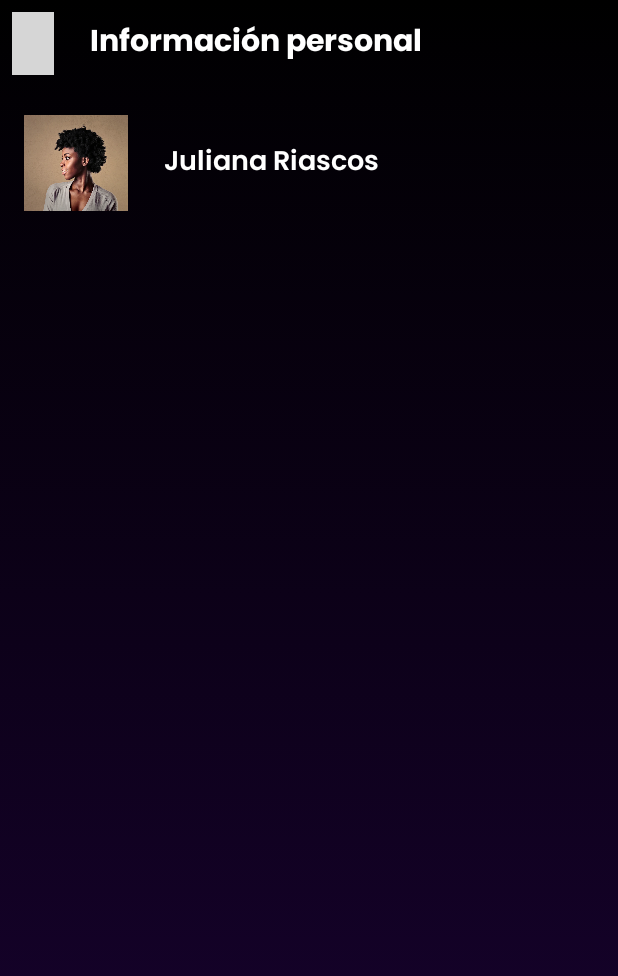
After one commit to foltrest2/RiseUp_Users, an Android app: the layout activity_config_profile_info.xml on its own in the app's theme, with its tools: preview values and no code run, on a phone screen of 412 x 824 dp. The commit adds this screen. Shown: the top 976 px of the screen. Run offline under Robolectric (Android 15) with nearby library versions, the light colour scheme and no system bars; grey boxes are pictures that could not be loaded.

Commit message:
config activity front ok

```diff
--- a/app/src/main/AndroidManifest.xml
+++ b/app/src/main/AndroidManifest.xml
@@ -13,7 +13,12 @@
         android:supportsRtl="true"
         android:theme="@style/Theme.RiseUp_Users"
         tools:targetApi="31">
-
+        <activity
+            android:name=".ConfigProfileInfoActivity"
+            android:exported="false" />
+        <activity
+            android:name=".ProfileInfoActivity"
+            android:exported="false" />
         <!--
         <activity
             android:name=".view.ConfigurationActivity"
@@ -30,14 +35,10 @@
             </intent-filter>
         </activity>
         -->
-
         <activity
             android:name=".view.MainActivity"
             android:exported="false" />
-
-
         <activity
-
             android:name=".view.ConfigurationActivity"
             android:exported="true">
             <intent-filter>
--- /dev/null
+++ b/app/src/main/java/com/riseup/riseup_users/view/ConfigProfileInfoActivity.kt
@@ -0,0 +1,11 @@
+package com.riseup.riseup_users.view
+
+import androidx.appcompat.app.AppCompatActivity
+import android.os.Bundle
+
+class ConfigProfileInfoActivity : AppCompatActivity() {
+    override fun onCreate(savedInstanceState: Bundle?) {
+        super.onCreate(savedInstanceState)
+        setContentView(R.layout.activity_config_profile_info)
+    }
+}
--- /dev/null
+++ b/app/src/main/java/com/riseup/riseup_users/viewmodel/ConfigProfileInfoViewModel.kt
@@ -0,0 +1,4 @@
+package com.riseup.riseup_users.viewmodel
+
+class ConfigProfileInfoViewModel {
+}
--- /dev/null
+++ b/app/src/main/res/layout/activity_config_profile_info.xml
@@ -0,0 +1,76 @@
+<?xml version="1.0" encoding="utf-8"?>
+<androidx.constraintlayout.widget.ConstraintLayout xmlns:android="http://schemas.android.com/apk/res/android"
+    xmlns:app="http://schemas.android.com/apk/res-auto"
+    xmlns:tools="http://schemas.android.com/tools"
+    android:layout_width="match_parent"
+    android:layout_height="match_parent"
+    android:background="@drawable/linear_gradient_background"
+    tools:context=".view.ConfigProfileInfoActivity">
+
+    <androidx.constraintlayout.widget.ConstraintLayout
+        android:id="@+id/constraintLayout4"
+        android:layout_width="match_parent"
+        android:layout_height="42dp"
+        android:layout_marginTop="8dp"
+        app:layout_constraintEnd_toEndOf="parent"
+        app:layout_constraintStart_toStartOf="parent"
+        app:layout_constraintTop_toTopOf="parent">
+
+        <ImageButton
+            android:id="@+id/imageButton2"
+            style="@style/BackArrowButton"
+            android:layout_width="28dp"
+            android:layout_height="0dp"
+            android:layout_marginStart="8dp"
+            app:layout_constraintBottom_toBottomOf="parent"
+            app:layout_constraintStart_toStartOf="parent"
+            app:layout_constraintTop_toTopOf="parent"
+            app:layout_constraintVertical_bias="0.0"
+            app:srcCompat="@drawable/arrowback" />
+
+        <TextView
+            android:id="@+id/textView"
+            style="@style/PoppinsBold_20"
+            android:layout_width="0dp"
+            android:layout_height="0dp"
+            android:layout_marginStart="24dp"
+            android:text="@string/infoPersonal"
+            app:layout_constraintBottom_toBottomOf="@+id/imageButton2"
+            app:layout_constraintEnd_toEndOf="parent"
+            app:layout_constraintStart_toEndOf="@+id/imageButton2"
+            app:layout_constraintTop_toTopOf="@+id/imageButton2" />
+
+    </androidx.constraintlayout.widget.ConstraintLayout>
+
+    <androidx.constraintlayout.widget.ConstraintLayout
+        android:layout_width="0dp"
+        android:layout_height="wrap_content"
+        android:layout_marginTop="24dp"
+        app:layout_constraintEnd_toEndOf="parent"
+        app:layout_constraintStart_toStartOf="parent"
+        app:layout_constraintTop_toBottomOf="@+id/constraintLayout4">
+
+        <ImageView
+            android:id="@+id/imageView9"
+            android:layout_width="69dp"
+            android:layout_height="69dp"
+            android:layout_marginStart="16dp"
+            app:layout_constraintBottom_toBottomOf="parent"
+            app:layout_constraintStart_toStartOf="parent"
+            app:layout_constraintTop_toTopOf="parent"
+            app:srcCompat="@drawable/juliana2" />
+
+        <TextView
+            android:id="@+id/textView16"
+            style="@style/PoppinsSemiBold_18"
+            android:layout_width="0dp"
+            android:layout_height="wrap_content"
+            android:layout_marginStart="24dp"
+            android:text="@string/Juliana"
+            app:layout_constraintBottom_toBottomOf="@+id/imageView9"
+            app:layout_constraintEnd_toEndOf="parent"
+            app:layout_constraintStart_toEndOf="@+id/imageView9"
+            app:layout_constraintTop_toTopOf="@+id/imageView9" />
+    </androidx.constraintlayout.widget.ConstraintLayout>
+
+</androidx.constraintlayout.widget.ConstraintLayout>
--- a/app/src/main/res/layout/activity_configuration.xml
+++ b/app/src/main/res/layout/activity_configuration.xml
@@ -20,11 +20,8 @@
             android:id="@+id/imageButton"
             style="@style/BackArrowButton"
             android:layout_width="48dp"
-            android:layout_height="0dp"
             android:layout_marginStart="8dp"
-            android:background="#00FFFFFF"
             app:layout_constraintBottom_toBottomOf="parent"
-            app:layout_constraintEnd_toStartOf="@+id/textView3"
             app:layout_constraintStart_toStartOf="parent"
             app:layout_constraintTop_toTopOf="parent" />
 
--- a/app/src/main/res/values/strings.xml
+++ b/app/src/main/res/values/strings.xml
@@ -3,6 +3,8 @@
 
 
     <!-- Titulos de pantallas de configuracion -->
+
+
 
     <string name="config">Configuración</string>
     <string name="GeneraltTV">General</string>
@@ -18,6 +20,7 @@
     <string name="ayuda">Ayuda</string>
     <string name="cache">Borrar caché</string>
     <string name="appVersion">App Version - V1.0.0</string>
+    <string name="Juliana">Juliana Riascos</string>
 
 
 </resources>
--- a/app/src/main/res/values/themes.xml
+++ b/app/src/main/res/values/themes.xml
@@ -13,6 +13,24 @@
         <item name="android:statusBarColor" tools:targetApi="l">?attr/colorPrimaryVariant</item>
         <!-- Customize your theme here. -->
     </style>
+
+
+
+
+
+
+
+
+
+
+
+
+
+
+
+
+
+
 
     <style name="PoppinsBold_20" parent="Widget.AppCompat.TextView">
         <item name="fontFamily">@font/poppins_bold</item>
@@ -39,9 +57,17 @@
     </style>
 
     <style name="PoppinsSemiBold_12" parent="Widget.AppCompat.TextView">
-        <item name="fontFamily">@font/poppins_medium</item>
+        <item name="fontFamily">@font/poppins_semibold</item>
         <item name="android:textColor">@color/white</item>
         <item name="android:textSize">12dp</item>
+        <item name="android:textAlignment">textStart</item>
+        <item name="android:gravity">center</item>
+    </style>
+
+    <style name="PoppinsSemiBold_18" parent="Widget.AppCompat.TextView">
+        <item name="fontFamily">@font/poppins_semibold</item>
+        <item name="android:textColor">@color/white</item>
+        <item name="android:textSize">18dp</item>
         <item name="android:textAlignment">textStart</item>
         <item name="android:gravity">center</item>
     </style>
@@ -50,8 +76,11 @@
     <style name="BackArrowButton" parent="Widget.AppCompat.ImageButton">
         <item name="srcCompat">@drawable/arrowback</item>
         <item name="android:gravity">center</item>
-        <item name="background">@color/transparent</item>
+        <item name="android:background">@color/transparent</item>
+        <item name="android:layout_width">48dp</item>
     </style>
+
+
 
     <style name="checkBox" parent="Widget.AppCompat.CompoundButton.CheckBox">
         <item name="android:buttonTint">@color/white</item>
```
Also changed, not shown: app/src/main/res/drawable/juliana.jpg (added), app/src/main/res/drawable/juliana2.webp (added).
